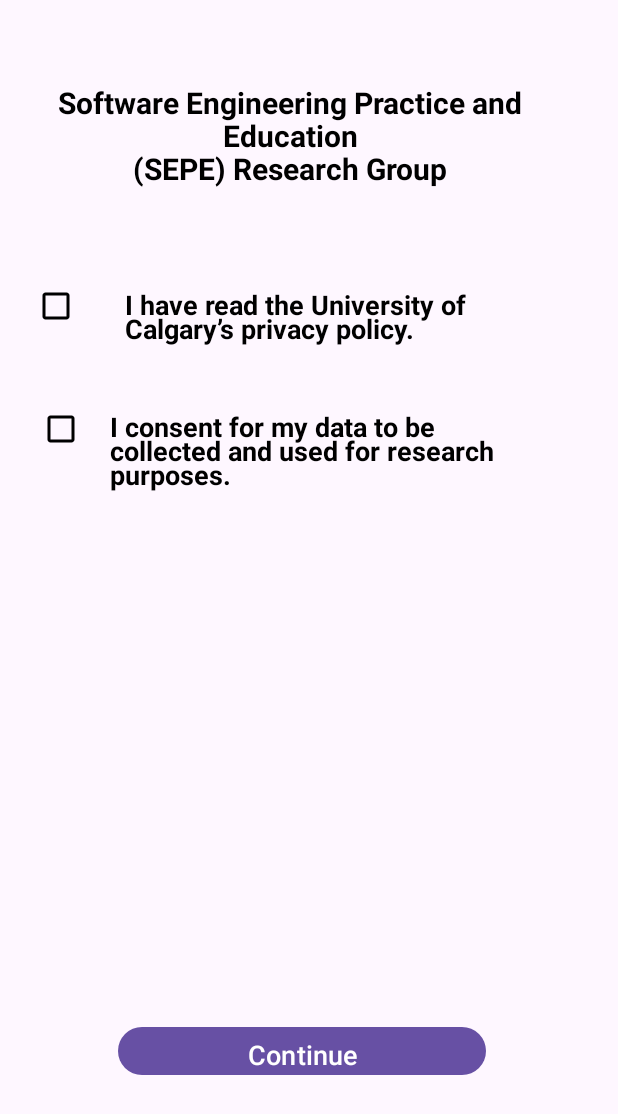
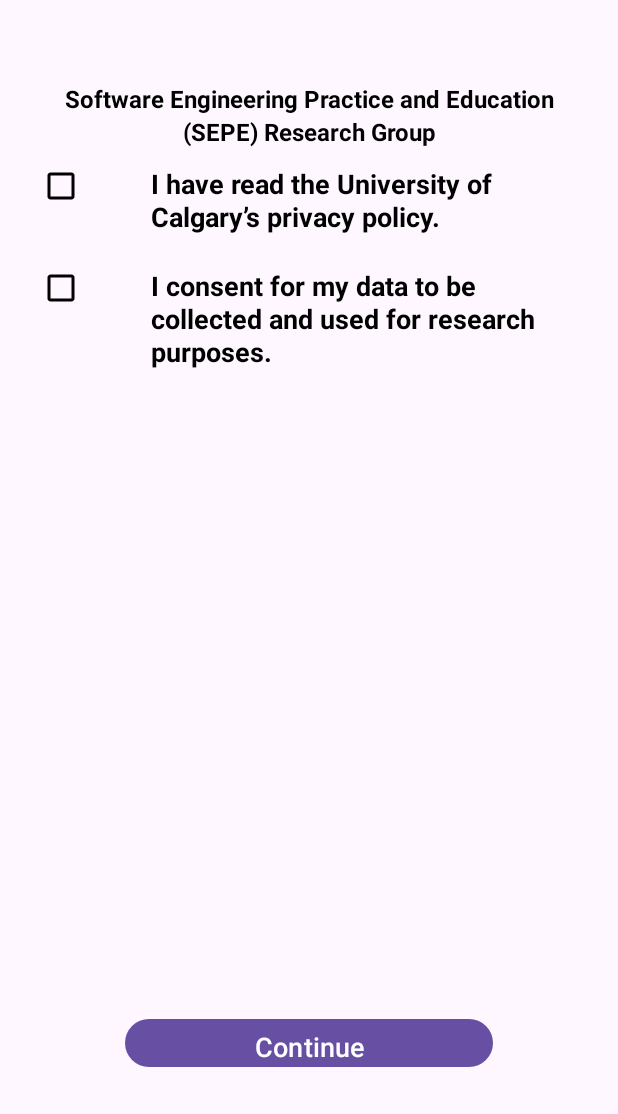
Before and after one commit to zhangyan233/eye-track-front, an Android app: the AgreementActivity screen opened directly, with no data from a screen before it, on a phone screen of 412 x 824 dp. Shown: the top 1114 px of the screen. Run offline under Robolectric (Android 15) with nearby library versions, the phone set to English and light mode, and no system bars.

Commit message:
Agreement and Calibration XML Revised

```diff
--- a/app/src/main/res/layout/agreement.xml
+++ b/app/src/main/res/layout/agreement.xml
@@ -1,4 +1,3 @@
-<?xml version="1.0" encoding="utf-8"?>
 <androidx.constraintlayout.widget.ConstraintLayout xmlns:android="http://schemas.android.com/apk/res/android"
     xmlns:app="http://schemas.android.com/apk/res-auto"
     xmlns:tools="http://schemas.android.com/tools"
@@ -31,7 +30,7 @@
             android:layout_width="wrap_content"
             android:layout_height="wrap_content"
             android:orientation="vertical"
-            app:layout_constraintGuide_percent="0.9" />
+            app:layout_constraintGuide_percent="0.96" />
 
         <ImageView
             android:id="@+id/imageView2"
@@ -62,76 +61,64 @@
             android:lineHeight="22dp"
             android:text="Software Engineering Practice and Education\n(SEPE) Research Group"
             android:textColor="#FF000000"
-            android:textSize="20sp"
+            android:textSize="16dp"
             android:textStyle="bold"
             app:layout_constraintEnd_toEndOf="@id/guideline_end"
-            app:layout_constraintHorizontal_bias="0.0"
             app:layout_constraintStart_toStartOf="@id/guideline_start"
             app:layout_constraintTop_toBottomOf="@id/container_sepe_group" />
 
-        <androidx.constraintlayout.widget.ConstraintLayout
-            android:layout_width="0dp"
-            android:layout_height="wrap_content"
-            android:layout_marginTop="32dp"
-            app:layout_constraintTop_toBottomOf="@id/text_sepe_group"
-            app:layout_constraintEnd_toEndOf="@id/guideline_end"
-            app:layout_constraintStart_toStartOf="@id/guideline_start">
-        </androidx.constraintlayout.widget.ConstraintLayout>
-
         <CheckBox
             android:id="@+id/checkbox_privacy_policy"
-            android:layout_width="42dp"
-            android:layout_height="46dp"
+            android:layout_width="48dp"
+            android:layout_height="52dp"
             android:buttonTint="#FF000000"
-            app:layout_constraintBaseline_toBaselineOf="@id/text_privacy_policy"
-            app:layout_constraintStart_toStartOf="@id/guideline_start"
-            android:layout_marginEnd="8dp" /> <!-- 设置间距 -->
+            app:layout_constraintTop_toBottomOf="@id/text_sepe_group"
+            app:layout_constraintStart_toStartOf="@id/guideline_start" />
 
         <TextView
             android:id="@+id/text_privacy_policy"
-            android:layout_width="279dp"
+            android:layout_width="0dp"
             android:layout_height="wrap_content"
-            android:layout_marginTop="144dp"
-            android:gravity="left|center_vertical"
+            android:layout_marginStart="36sp"
+            android:gravity="start|center_vertical"
             android:includeFontPadding="false"
-            android:lineHeight="16dp"
+            android:lineHeight="22dp"
             android:maxLines="4"
             android:text="I have read the University of Calgary’s privacy policy."
             android:textColor="#FF000000"
             android:textSize="18sp"
             android:textStyle="bold"
+            app:layout_constraintTop_toBottomOf="@id/text_sepe_group"
+            app:layout_constraintStart_toEndOf="@id/checkbox_privacy_policy"
             app:layout_constraintEnd_toEndOf="@id/guideline_end"
-            app:layout_constraintHorizontal_bias="0.757"
-            app:layout_constraintStart_toEndOf="@id/checkbox_privacy_policy"
-            app:layout_constraintTop_toBottomOf="@id/container_sepe_group" />
+            app:layout_constraintBaseline_toBaselineOf="@id/checkbox_privacy_policy" />
 
         <CheckBox
             android:id="@+id/checkbox_data_consent"
-            android:layout_width="wrap_content"
-            android:layout_height="wrap_content"
-            android:layout_marginTop="40dp"
+            android:layout_width="48dp"
+            android:layout_height="52dp"
+            android:layout_marginTop="16dp"
             android:buttonTint="#FF000000"
-            app:layout_constraintBaseline_toBaselineOf="@id/text_data_consent"
-            app:layout_constraintStart_toStartOf="@id/guideline_start"
-            android:layout_marginEnd="8dp" /> <!-- 设置CheckBox右侧的间距 -->
+            app:layout_constraintTop_toBottomOf="@id/checkbox_privacy_policy"
+            app:layout_constraintStart_toStartOf="@id/guideline_start" />
 
         <TextView
             android:id="@+id/text_data_consent"
-            android:layout_width="289dp"
+            android:layout_width="0dp"
             android:layout_height="wrap_content"
-            android:layout_marginTop="44dp"
-            android:gravity="left|center_vertical"
+            android:layout_marginStart="36sp"
+            android:gravity="start|center_vertical"
             android:includeFontPadding="false"
-            android:lineHeight="16dp"
+            android:lineHeight="22dp"
             android:maxLines="4"
             android:text="I consent for my data to be collected and used for research purposes."
             android:textColor="#FF000000"
             android:textSize="18sp"
             android:textStyle="bold"
+            app:layout_constraintTop_toBottomOf="@id/text_privacy_policy"
+            app:layout_constraintStart_toEndOf="@id/checkbox_data_consent"
             app:layout_constraintEnd_toEndOf="@id/guideline_end"
-            app:layout_constraintHorizontal_bias="0.529"
-            app:layout_constraintStart_toEndOf="@id/checkbox_data_consent"
-            app:layout_constraintTop_toBottomOf="@id/text_privacy_policy" />
+            app:layout_constraintBaseline_toBaselineOf="@id/checkbox_data_consent" />
 
         <TextView
             android:id="@+id/text_warning"
@@ -160,7 +147,6 @@
             android:textSize="18sp"
             app:layout_constraintBottom_toBottomOf="@id/guideline_bottom"
             app:layout_constraintEnd_toEndOf="@id/guideline_end"
-            app:layout_constraintHorizontal_bias="0.571"
             app:layout_constraintStart_toStartOf="@id/guideline_start"
             app:layout_constraintTop_toBottomOf="@id/text_warning"
             app:layout_constraintVertical_bias="0.942" />
--- a/app/src/main/res/layout/calibration.xml
+++ b/app/src/main/res/layout/calibration.xml
@@ -1,4 +1,3 @@
-<?xml version="1.0" encoding="utf-8"?>
 <androidx.constraintlayout.widget.ConstraintLayout xmlns:android="http://schemas.android.com/apk/res/android"
     xmlns:app="http://schemas.android.com/apk/res-auto"
     xmlns:tools="http://schemas.android.com/tools"
@@ -28,15 +27,13 @@
         android:textSize="30dp"
         android:textStyle="bold"
         app:layout_constraintEnd_toEndOf="parent"
-        app:layout_constraintHorizontal_bias="0.496"
         app:layout_constraintStart_toStartOf="parent"
         app:layout_constraintTop_toBottomOf="@id/guideline_10_percent" />
-
 
     <TextView
         android:id="@+id/text_face_match2"
         android:layout_width="0dp"
-        android:layout_height="0dp"
+        android:layout_height="wrap_content"
         android:layout_marginStart="16dp"
         android:layout_marginTop="20dp"
         android:layout_marginEnd="16dp"
@@ -48,29 +45,28 @@
         android:textColor="#FF333333"
         android:textSize="16dp"
         android:textStyle="bold"
-        app:layout_constraintBottom_toTopOf="@id/buttonToPage1"
+        app:layout_constraintBottom_toTopOf="@id/text_notice"
         app:layout_constraintEnd_toEndOf="parent"
-        app:layout_constraintHorizontal_bias="0.0"
         app:layout_constraintStart_toStartOf="parent"
-        app:layout_constraintTop_toBottomOf="@id/text_check_position"
-        app:layout_constraintVertical_bias="1.0" />
+        app:layout_constraintTop_toBottomOf="@id/text_check_position" />
 
     <TextView
         android:id="@+id/text_notice"
-        android:layout_width="wrap_content"
+        android:layout_width="0dp"
         android:layout_height="wrap_content"
-        android:layout_marginTop="276dp"
-        android:gravity="center_horizontal|center_vertical"
+        android:layout_marginBottom="16dp"
+        android:gravity="center"
         android:includeFontPadding="false"
         android:maxLines="1"
         android:singleLine="true"
         android:text="Please place your phone horizontally."
         android:textColor="#8B1313"
-        android:textSize="20dp"
+        android:textSize="20sp"
         android:textStyle="bold"
+        app:layout_constraintTop_toBottomOf="@id/text_face_match2"
+        app:layout_constraintBottom_toTopOf="@id/buttonToPage1"
         app:layout_constraintEnd_toEndOf="parent"
-        app:layout_constraintStart_toStartOf="parent"
-        app:layout_constraintTop_toBottomOf="@id/guideline_10_percent" />
+        app:layout_constraintStart_toStartOf="parent" />
 
     <Button
         android:id="@+id/buttonToPage1"
@@ -105,3 +101,114 @@
         app:layout_constraintBottom_toBottomOf="parent" />
 
 </androidx.constraintlayout.widget.ConstraintLayout>
+
+    <!--<?xml version="1.0" encoding="utf-8"?>-->
+<!--<androidx.constraintlayout.widget.ConstraintLayout xmlns:android="http://schemas.android.com/apk/res/android"-->
+<!--    xmlns:app="http://schemas.android.com/apk/res-auto"-->
+<!--    xmlns:tools="http://schemas.android.com/tools"-->
+<!--    android:id="@+id/container_instructions"-->
+<!--    android:layout_width="match_parent"-->
+<!--    android:layout_height="match_parent"-->
+<!--    android:background="@drawable/drawable_shape"-->
+<!--    tools:context=".activity.CalibrationActivity">-->
+
+<!--    <androidx.constraintlayout.widget.Guideline-->
+<!--        android:id="@+id/guideline_10_percent"-->
+<!--        android:layout_width="wrap_content"-->
+<!--        android:layout_height="wrap_content"-->
+<!--        android:orientation="horizontal"-->
+<!--        app:layout_constraintGuide_percent="0.06" />-->
+
+<!--    <TextView-->
+<!--        android:id="@+id/text_check_position"-->
+<!--        android:layout_width="wrap_content"-->
+<!--        android:layout_height="wrap_content"-->
+<!--        android:gravity="center_horizontal|center_vertical"-->
+<!--        android:includeFontPadding="false"-->
+<!--        android:maxLines="1"-->
+<!--        android:singleLine="true"-->
+<!--        android:text="Check your Position"-->
+<!--        android:textColor="#FF000000"-->
+<!--        android:textSize="30dp"-->
+<!--        android:textStyle="bold"-->
+<!--        app:layout_constraintEnd_toEndOf="parent"-->
+<!--        app:layout_constraintHorizontal_bias="0.496"-->
+<!--        app:layout_constraintStart_toStartOf="parent"-->
+<!--        app:layout_constraintTop_toBottomOf="@id/guideline_10_percent" />-->
+
+
+<!--    <TextView-->
+<!--        android:id="@+id/text_face_match2"-->
+<!--        android:layout_width="383dp"-->
+<!--        android:layout_height="470dp"-->
+<!--        android:layout_marginStart="16dp"-->
+<!--        android:layout_marginTop="20dp"-->
+<!--        android:layout_marginEnd="16dp"-->
+<!--        android:gravity="top|start"-->
+<!--        android:includeFontPadding="false"-->
+<!--        android:lineHeight="24dp"-->
+<!--        android:text="- The next page will display your camera, and you will be asked to align your face with the yellow circle in the center. \n- Once your face is correctly positioned, click Continue.\n- A red dot will appear on the screen. \n- Please follow the movement of the red dot with your eyes until the data entry is complete."-->
+<!--        android:textAlignment="textStart"-->
+<!--        android:textColor="#FF333333"-->
+<!--        android:textSize="16dp"-->
+<!--        android:textStyle="bold"-->
+<!--        app:layout_constraintBottom_toTopOf="@id/buttonToPage1"-->
+<!--        app:layout_constraintEnd_toEndOf="parent"-->
+<!--        app:layout_constraintHorizontal_bias="0.0"-->
+<!--        app:layout_constraintStart_toStartOf="parent"-->
+<!--        app:layout_constraintTop_toBottomOf="@id/text_check_position"-->
+<!--        app:layout_constraintVertical_bias="0.0" />-->
+
+<!--    <TextView-->
+<!--        android:id="@+id/text_notice"-->
+<!--        android:layout_width="0dp"-->
+<!--        android:layout_height="wrap_content"-->
+<!--        android:layout_marginBottom="16dp"-->
+<!--        android:gravity="center"-->
+<!--        android:includeFontPadding="false"-->
+<!--        android:maxLines="1"-->
+<!--        android:singleLine="true"-->
+<!--        android:text="Please place your phone horizontally."-->
+<!--        android:textColor="#8B1313"-->
+<!--        android:textSize="20sp"-->
+<!--        android:textStyle="bold"-->
+<!--        app:layout_constraintTop_toBottomOf="@id/text_face_match2"-->
+<!--        app:layout_constraintBottom_toTopOf="@id/buttonToPage1"-->
+<!--        app:layout_constraintEnd_toEndOf="parent"-->
+<!--        app:layout_constraintStart_toStartOf="parent"-->
+<!--        app:layout_constraintVertical_bias="0.5"/>-->
+
+
+<!--    <Button-->
+<!--        android:id="@+id/buttonToPage1"-->
+<!--        android:layout_width="0dp"-->
+<!--        android:layout_height="52dp"-->
+<!--        android:layout_marginStart="16dp"-->
+<!--        android:layout_marginEnd="8dp"-->
+<!--        android:layout_marginBottom="16dp"-->
+<!--        android:onClick="goToCalibrationDirection"-->
+<!--        android:text="Continue"-->
+<!--        android:textColor="#FFFFFF"-->
+<!--        android:textSize="24sp"-->
+<!--        app:backgroundTint="#000080"-->
+<!--        app:layout_constraintStart_toEndOf="@id/buttonToPage3"-->
+<!--        app:layout_constraintEnd_toEndOf="parent"-->
+<!--        app:layout_constraintBottom_toBottomOf="parent" />-->
+
+<!--    <Button-->
+<!--        android:id="@+id/buttonToPage3"-->
+<!--        android:layout_width="0dp"-->
+<!--        android:layout_height="50dp"-->
+<!--        android:layout_marginStart="16dp"-->
+<!--        android:layout_marginEnd="8dp"-->
+<!--        android:layout_marginBottom="16dp"-->
+<!--        android:onClick="backToInstruction"-->
+<!--        android:text="Back"-->
+<!--        android:textColorLink="#FFFFFF"-->
+<!--        android:textSize="24sp"-->
+<!--        app:backgroundTint="#8B1313"-->
+<!--        app:layout_constraintStart_toStartOf="parent"-->
+<!--        app:layout_constraintEnd_toStartOf="@id/buttonToPage1"-->
+<!--        app:layout_constraintBottom_toBottomOf="parent" />-->
+
+<!--</androidx.constraintlayout.widget.ConstraintLayout>-->
--- a/build.gradle.kts
+++ b/build.gradle.kts
@@ -1,4 +1,4 @@
 // Top-level build file where you can add configuration options common to all sub-projects/modules.
 plugins {
-    id("com.android.application") version "8.5.0" apply false
+    id("com.android.application") version "8.2.2" apply false
 }
```
